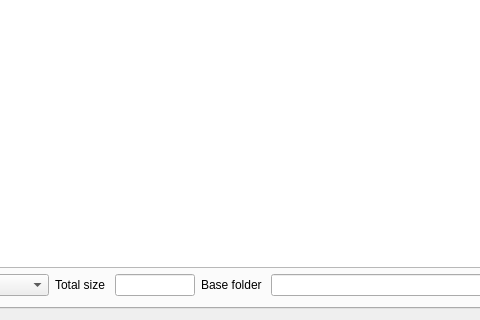
The window that mainwindow.ui (torrent-file-editor/torrent-file-editor) describes before a commit, drawn with Qt 5; both pictures show x 111 to 591 and y 213 to 533 of the 695 by 533 pixel window.
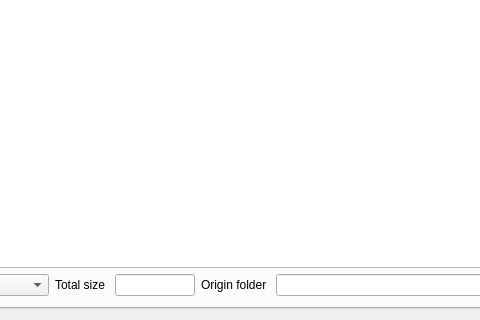
The same window after the commit. The open tabs and pages were chosen to show the change. Icons and pictures are not drawn. Custom widgets are drawn as their Qt base class.

Commit message:
Show good message on Make torrent
Old warning message showed when user was trying to make torrent
without base folder made him/her confused. New message tried to
explain error and suggest to set base folder. Also base folder
renamed to origin folder. I think it more compiles with purposes
of this function.

What changed in the file:
```diff
--- a/mainwindow.ui
+++ b/mainwindow.ui
@@ -614,7 +614,7 @@
           <item>
            <widget class="QLabel" name="label_12">
             <property name="text">
-             <string>Base folder </string>
+             <string>Origin folder </string>
             </property>
            </widget>
           </item>
```
Left out of the diff: 16 changed lines with no effect on the pictures. The commit also changes 2 other files.
